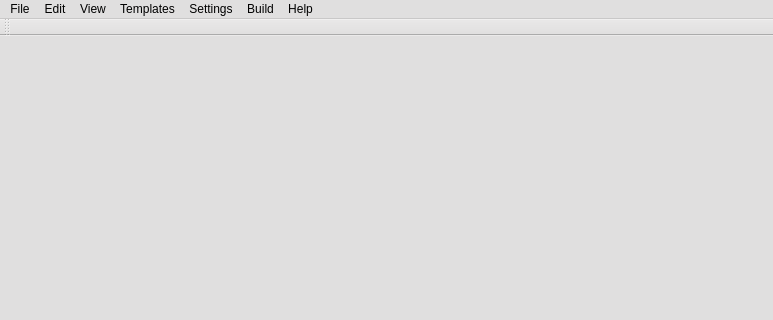
Before: the Qt Designer form trunc/src/kuzya.ui in PLLUG/kuzya, drawn with Qt 5; both pictures show x 0 to 773 and y 0 to 320 of the 773 by 557 pixel window.
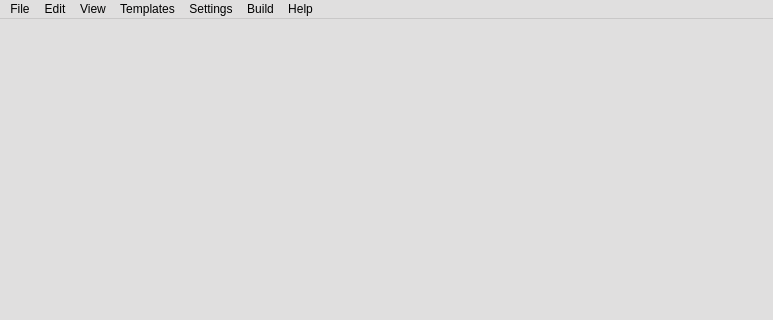
After: the same form once the commit is applied. Icons and pictures are not drawn.

```diff
--- a/trunc/src/kuzya.ui
+++ b/trunc/src/kuzya.ui
@@ -566,17 +566,6 @@
    <addaction name="menuHelp"/>
   </widget>
   <widget class="QStatusBar" name="statusbar"/>
-  <widget class="QToolBar" name="toolBar">
-   <property name="windowTitle">
-    <string>toolBar</string>
-   </property>
-   <attribute name="toolBarArea">
-    <enum>TopToolBarArea</enum>
-   </attribute>
-   <attribute name="toolBarBreak">
-    <bool>false</bool>
-   </attribute>
-  </widget>
   <action name="actionNew">
    <property name="icon">
     <iconset resource="images.qrc">
```
Left out of the diff: 6 changed lines with no effect on the pictures.
